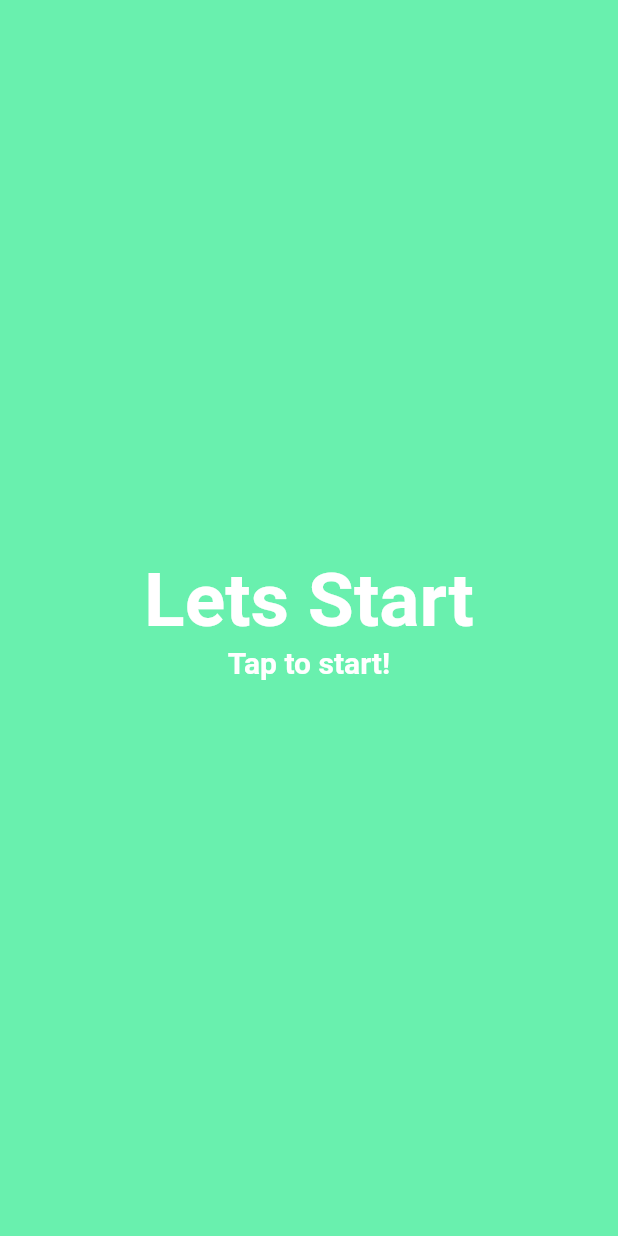
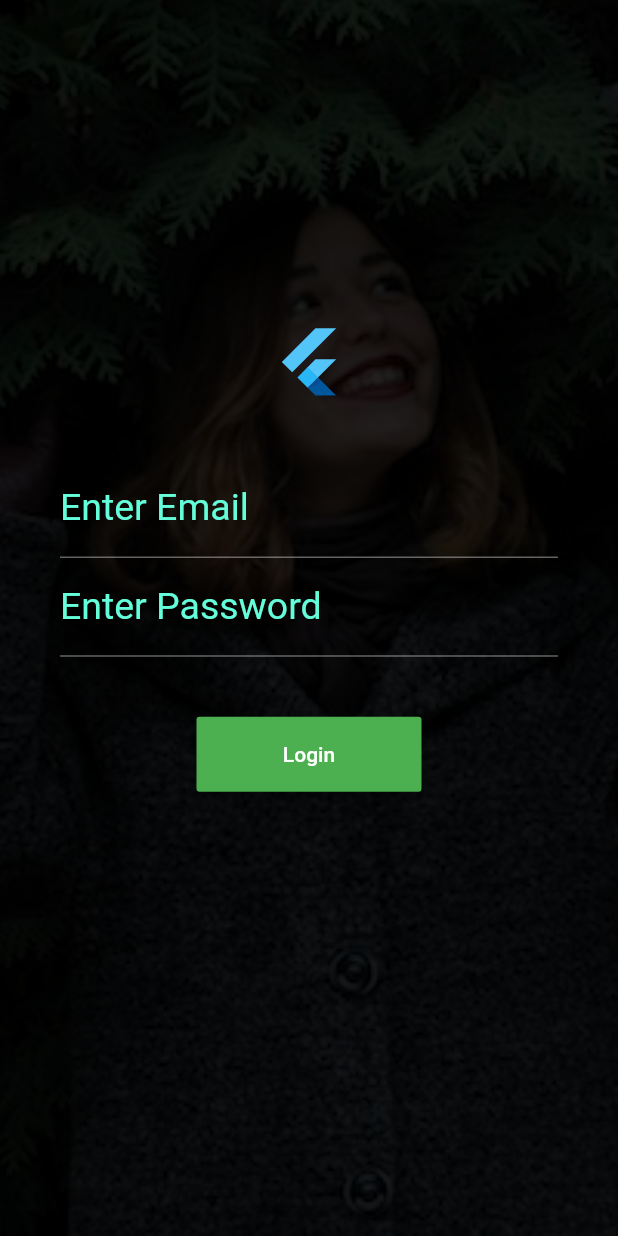
Before and after one commit to imranhashmi/dukaandar, a Flutter app: the screen it shows after launch, on a phone screen of 412 x 824 dp. Run offline on Flutter 3.47's test engine with Material 2 defaults, Android fonts, the phone set to English and light mode, and no system bars.

Commit message:
#3 Basic login page with callback

```diff
--- a/lib/main.dart
+++ b/lib/main.dart
@@ -1,9 +1,17 @@
 import "package:flutter/material.dart";
-import "./pages/lending_page.dart";
+import "./pages/login_page.dart";
 
 void main ()
 {
-  runApp(new MaterialApp(
-    home: new LendingPage(),
-  ));
+  runApp(new MyApp());
 }
+
+class MyApp extends StatelessWidget {
+  @override
+  Widget build (BuildContext context) {
+    return new MaterialApp(
+      theme: new ThemeData(primarySwatch: Colors.blue),
+      home: new LoginPage(),
+    );
+  }
+}
--- a/lib/pages/lending_page.dart
+++ b/lib/pages/lending_page.dart
@@ -1,12 +1,12 @@
 import "package:flutter/material.dart";
 
 class LendingPage extends StatelessWidget { //stateless widget is basically static widgets which don't change overtime
- @override
+  @override
   Widget build(BuildContext context) {
    return new Material( // a page or a piece of paper
      color: Colors.greenAccent,
      child: new InkWell(
-       onTap: () => print("We Tap the page"),
+       onTap: () => print("We Tap the page1"),
        onDoubleTap: () => print("We double Tap the page"),
        child: new Column(
          mainAxisAlignment: MainAxisAlignment.center,
--- /dev/null
+++ b/lib/pages/login_page.dart
@@ -0,0 +1,82 @@
+import 'package:flutter/material.dart';
+
+class LoginPage extends StatefulWidget
+{
+  @override
+  State createState() => new LoginPageState();
+}
+
+class LoginPageState extends State<LoginPage>
+{
+  TextEditingController emailController = new TextEditingController();
+  TextEditingController passwordController = new TextEditingController();
+
+  void onLoginPressed () {
+    print("OnLoginPressed "+emailController.text+" pw : "+passwordController.text);
+  }
+  @override
+  Widget build(BuildContext context) {
+    return new Scaffold(
+      backgroundColor: Colors.white,
+      body: new Stack(
+        fit: StackFit.expand,
+        children: <Widget>[
+          new Image(
+           image: new AssetImage("assets/girl.jpeg"),
+            fit: BoxFit.cover,
+            colorBlendMode: BlendMode.darken,
+            color: Colors.black87,
+          ),
+          new Theme(
+              data: new ThemeData(
+                brightness: Brightness.dark,
+                inputDecorationTheme: new InputDecorationTheme(
+                  labelStyle: new TextStyle(color: Colors.tealAccent, fontSize: 25.0),
+                )),
+              isMaterialAppTheme: true,
+              child: new Column(
+                mainAxisAlignment: MainAxisAlignment.center,
+                children: <Widget>[
+                  new FlutterLogo(
+                    size: 50.0,
+                  ),
+                  new Container(
+                    padding: const EdgeInsets.all(40.0),
+                    child: new Form(
+                        autovalidate: true,
+                        child: new Column(
+                          mainAxisAlignment: MainAxisAlignment.start,
+                          children: <Widget>[
+                            new TextFormField(
+                              decoration: new InputDecoration( labelText: "Enter Email", fillColor: Colors.white),
+                              keyboardType: TextInputType.emailAddress,
+                              controller: emailController,
+                              ),
+                            new TextFormField(
+                              decoration: new InputDecoration( labelText: "Enter Password"),
+                              obscureText: true,
+                              keyboardType: TextInputType.text,
+                              controller: passwordController,
+                            ),
+                            new Container(
+                              padding: const EdgeInsets.symmetric(vertical: 40.0),
+                             child: new MaterialButton(
+                                height: 50.0,
+                                  minWidth: 150.0,
+                                  color: Colors.green,
+                                  splashColor: Colors.teal,
+                                  textColor: Colors.white,
+                                  child: new Text("Login"),
+                                  //onPressed: OnLoginCallBack(emailController.text, passwordController.text)),
+                                  onPressed: onLoginPressed),
+                            )
+                          ],
+                        )),
+                  )
+                ],
+              ) )
+        ],
+      ),
+    );
+  }
+}
--- a/pubspec.yaml
+++ b/pubspec.yaml
@@ -26,8 +26,8 @@ flutter:
   uses-material-design: true
 
   # To add assets to your application, add an assets section, like this:
-  # assets:
-  #  - images/a_dot_burr.jpeg
+  assets:
+   - assets/girl.jpeg
   #  - images/a_dot_ham.jpeg
 
   # An image asset can refer to one or more resolution-specific "variants", see
```
Also changed, not shown: assets/girl.jpeg (added).
